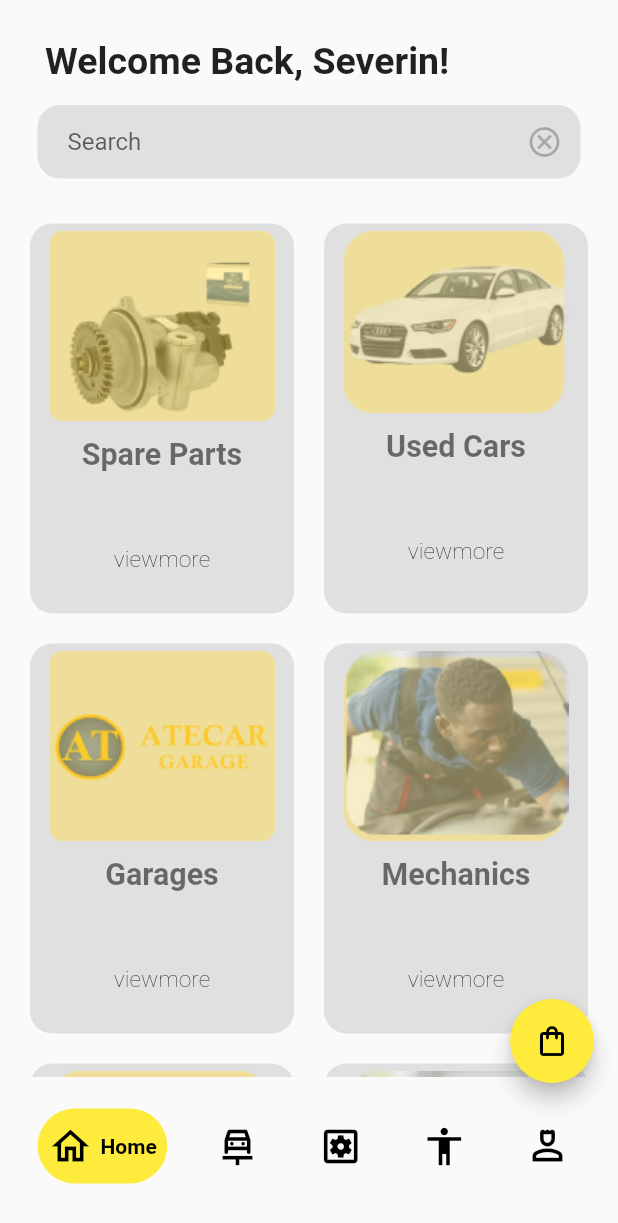
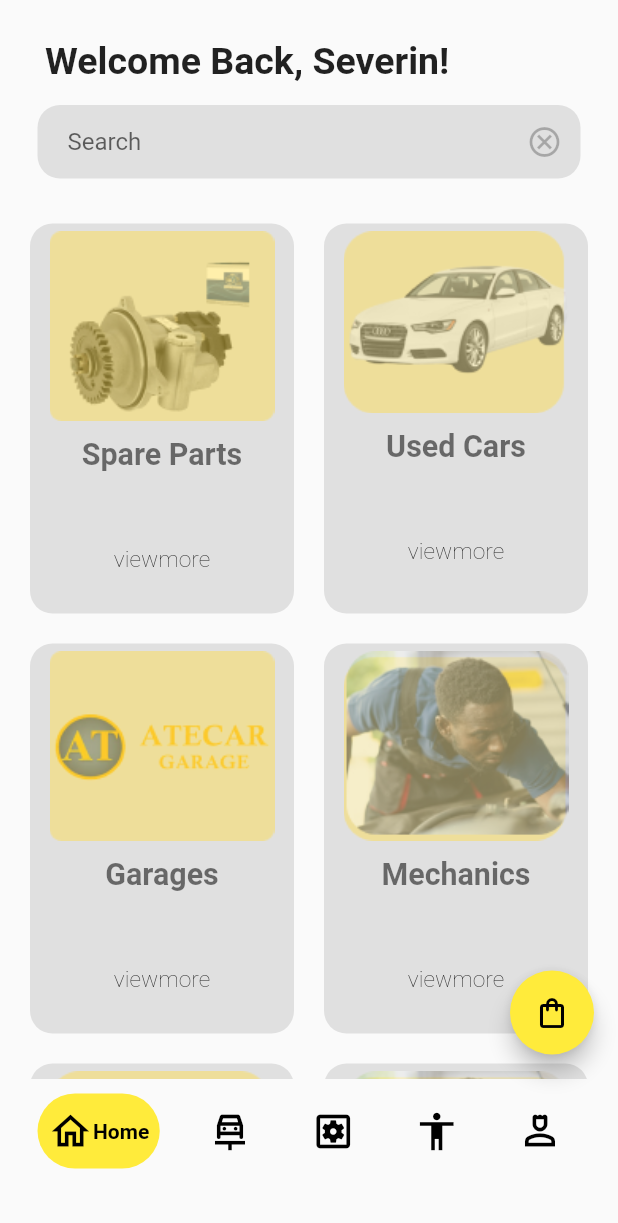
Before and after one commit to leudemon/Garage-app, a Flutter app: the HomePage screen opened directly, on a phone screen of 412 x 824 dp. Shown: the top 1223 px of the screen. Run offline on Flutter 3.47's test engine with Material 2 defaults, Android fonts, the light colour scheme and no system bars; drawn by our look-alikes of google_nav_bar; our stand-ins replace country_code_picker, flutter_screenutil, page_transition, pin_code_fields.

Commit message:
floating nav icon

```diff
--- a/ikirenga/lib/home/home.dart
+++ b/ikirenga/lib/home/home.dart
@@ -161,7 +161,7 @@ class _HomeState extends State<Home> {
             Expanded(
               child: Padding(
                 padding:
-                    const EdgeInsets.symmetric(horizontal: 10, vertical: 20),
+                const EdgeInsets.fromLTRB(10,20,10,0 ),
                 child: GridView.builder(
                   gridDelegate: const SliverGridDelegateWithFixedCrossAxisCount(
                       childAspectRatio: 0.7,
@@ -179,10 +179,7 @@ class _HomeState extends State<Home> {
           ],
         ),
       ),
-      floatingActionButton: FloatingActionButton(
-          onPressed: (){},
-          child: const Icon(Icons.shopping_bag_outlined,),
-      ),
+
     );
   }
 }
--- a/ikirenga/lib/home/homepage.dart
+++ b/ikirenga/lib/home/homepage.dart
@@ -28,7 +28,7 @@ class _HomePageState extends State<HomePage> {
     return Scaffold(
       resizeToAvoidBottomInset: true,
       bottomNavigationBar: Padding(
-        padding: const EdgeInsets.fromLTRB(25, 1, 25, 35),
+        padding: const EdgeInsets.fromLTRB(25, 10, 30, 45),
         child: GNav(
           tabBorderRadius: 50,
           padding: const EdgeInsets.symmetric(vertical: 10,horizontal: 7),
@@ -36,8 +36,8 @@ class _HomePageState extends State<HomePage> {
           activeColor: Colors.black,
           tabBackgroundColor: Colors.yellow,
           iconSize: 30,
-          gap: 5,
-          duration: const Duration(microseconds: 5000),
+          // gap: 5,
+          // duration: const Duration(microseconds: 10000),
           tabs: const [
             GButton(
 
@@ -74,6 +74,10 @@ class _HomePageState extends State<HomePage> {
         ),
       ),
       body: screens[_currentIndex],
+      floatingActionButton: FloatingActionButton(
+        onPressed: (){},
+        child: const Icon(Icons.shopping_bag_outlined,),
+      ),
     );
   }
 }
```
